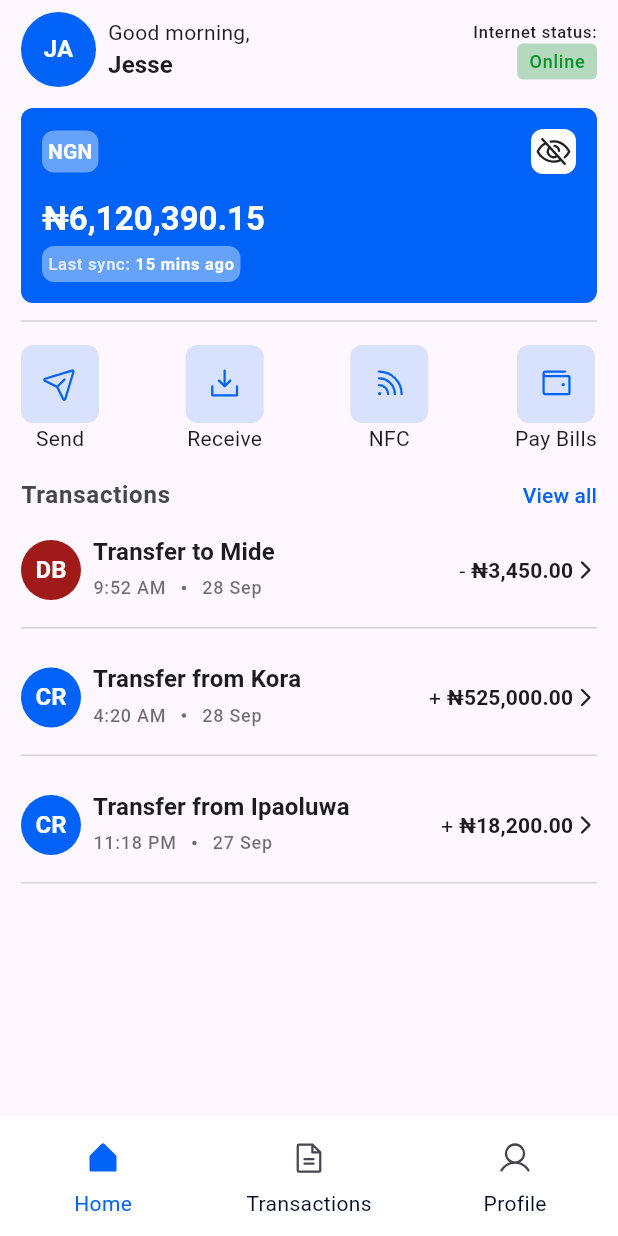
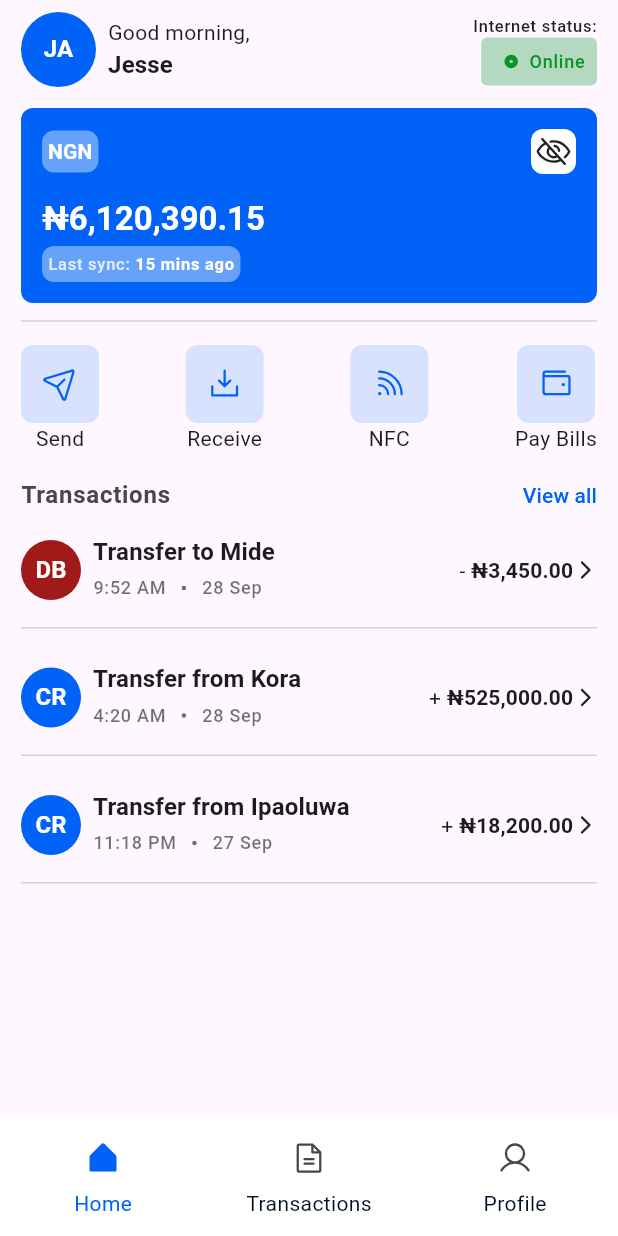
Before and after one commit to Jessepelumi/jetour_client, a Flutter app: the screen it shows after launch, on a phone screen of 412 x 824 dp. Run offline on Flutter 3.47's test engine with Material 3 defaults, Android fonts, the phone set to English and light mode, and no system bars; our stand-ins replace get, get_storage, google_fonts, phosphor_flutter, pin_code_fields, smooth_page_indicator.

Commit message:
implemented the changes in the information container widget

```diff
--- a/lib/views/home/widgets/home_header.dart
+++ b/lib/views/home/widgets/home_header.dart
@@ -2,6 +2,7 @@ import 'package:flutter/material.dart';
 import 'package:jetour_client/core/util/colors.dart';
 import 'package:jetour_client/core/util/sizes.dart';
 import 'package:jetour_client/shared/information_container.dart';
+import 'package:phosphor_flutter/phosphor_flutter.dart';
 
 class HomeHeader extends StatelessWidget {
   const HomeHeader({
@@ -55,7 +56,12 @@ class HomeHeader extends StatelessWidget {
               "Internet status:",
               style: Theme.of(context).textTheme.labelSmall,
             ),
-            const InformationContainer(label: "Online", color: green),
+            const InformationContainer(
+              hasAsset: true,
+              asset: PhosphorIconsFill.dot,
+              label: "Online",
+              color: green,
+            ),
           ],
         ),
       ],
```
